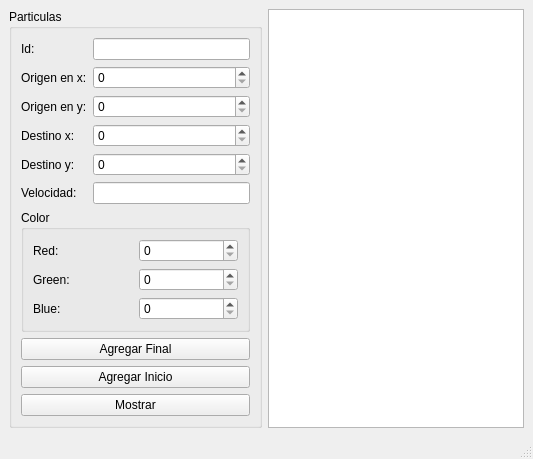
Above: mainwindow.ui from Perer876/particulas before the change. Below: the same form after it.
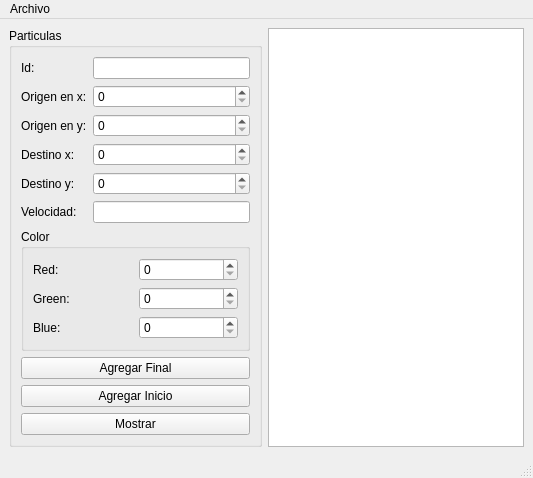
That is the form after the change.

Commit message: El menu de archivo completo y funcional

Patch:
```diff
--- a/mainwindow.ui
+++ b/mainwindow.ui
@@ -7,7 +7,7 @@
     <x>0</x>
     <y>0</y>
     <width>533</width>
-    <height>440</height>
+    <height>476</height>
    </rect>
   </property>
   <property name="windowTitle">
@@ -183,9 +183,17 @@
      <x>0</x>
      <y>0</y>
      <width>533</width>
-     <height>21</height>
+     <height>20</height>
     </rect>
    </property>
+   <widget class="QMenu" name="menuArchivo">
+    <property name="title">
+     <string>Archivo</string>
+    </property>
+    <addaction name="actionAbrir"/>
+    <addaction name="actionGuardar"/>
+   </widget>
+   <addaction name="menuArchivo"/>
   </widget>
   <widget class="QStatusBar" name="statusbar"/>
  </widget>
```
Left out of the diff: 16 changed lines with no effect on the pictures. The commit also changes 4 other files.
